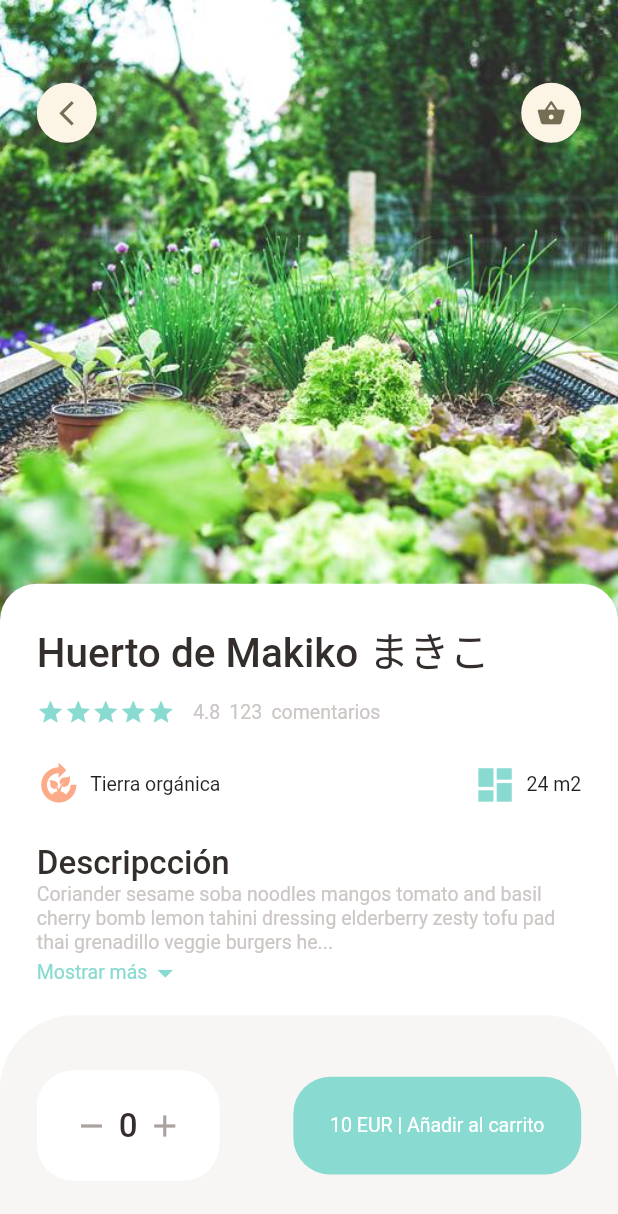
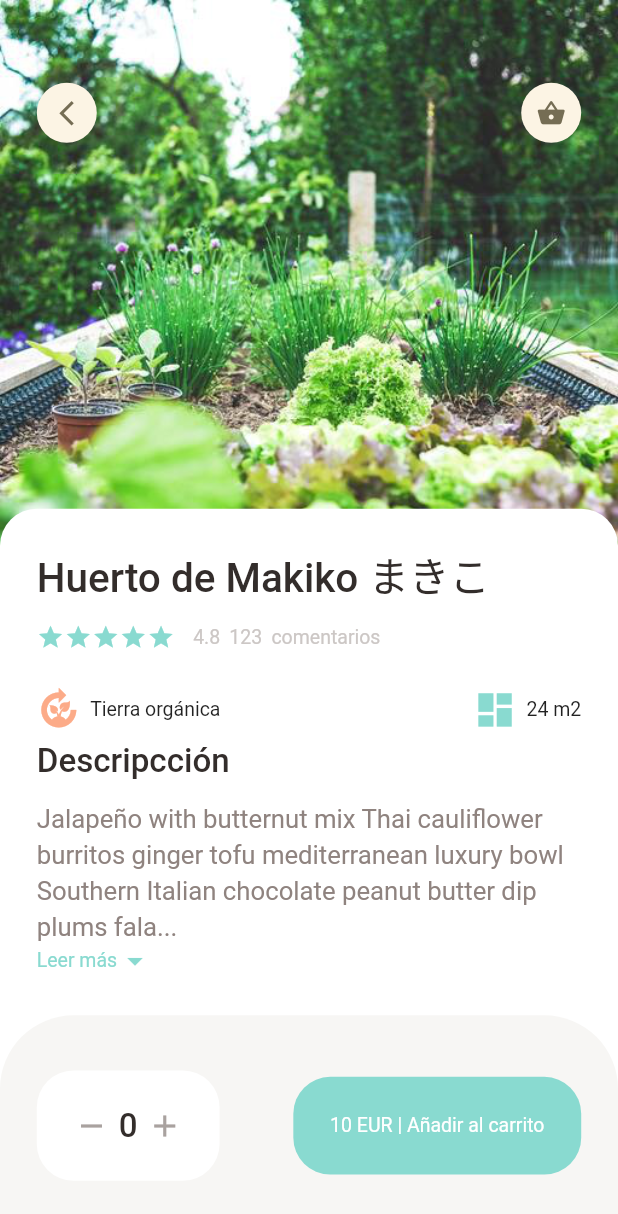
Before and after one commit to GitRockie/farmee, a Flutter app: the screen it shows after launch, on a phone screen of 412 x 824 dp. Shown: the top 1214 px of the screen. Run offline on Flutter 3.47's test engine with Material 2 defaults, Android fonts, the phone set to English and light mode, and no system bars; our stand-ins replace dots_indicator, get.

Commit message:
Togglle Expanded Text
SetState for re drawing
Changing the icon show less
Setting properties to Small Text
New font dimensions

```diff
--- a/lib/pages/farm/popular_farm_detail.dart
+++ b/lib/pages/farm/popular_farm_detail.dart
@@ -30,6 +30,7 @@ class PopularFarmDetail extends StatelessWidget {
                         image: AssetImage('assets/images/huerto3.png'))),
               )),
           //icons widget
+
           Positioned(
             top: Dimensions.height45,
             left: Dimensions.width20,
@@ -41,12 +42,13 @@ class PopularFarmDetail extends StatelessWidget {
                   AppIcon(icon: Icons.shopping_basket),
                 ]),
           ),
+
           //inroduction of farm
           Positioned(
               left: 0,
               right: 0,
               bottom: 0,
-              top: Dimensions.popularFarmImgSize - 40,
+              top: Dimensions.popularFarmImgSize - 90,
               child: Container(
                   padding: EdgeInsets.only(
                       left: Dimensions.width20,
@@ -64,13 +66,20 @@ class PopularFarmDetail extends StatelessWidget {
                         text: 'Huerto de Makiko まきこ',
                       ),
                       SizedBox(
-                        height: Dimensions.height20,
+                        height: Dimensions.height5,
                       ),
                       const BigText(text: 'Descripcción'),
                       //Expandable Text Widget
-                      const ExpandableText(
-                        text:
-                            'Coriander sesame soba noodles mangos tomato and basil cherry bomb lemon tahini dressing elderberry zesty tofu pad thai grenadillo veggie burgers heat. Almond milk alfalfa sprouts cayenne cool cucumbers shaved almonds lemon lime minty thyme blood orange smash  mushrooms miso turmeric glazed aubergine bite sized pesto creamy cauliflower alfredo.',
+                      SizedBox(
+                        height: Dimensions.height10,
+                      ),
+                      const Expanded(
+                        child: SingleChildScrollView(
+                          child: ExpandableText(
+                            text:
+                                'Jalapeño with butternut mix Thai cauliflower burritos ginger tofu mediterranean luxury bowl Southern Italian chocolate peanut butter dip plums falafel bites lentils appetizer paprika black bean wraps delightful blueberry scones couscous tabasco pepper açai mediterranean vegetables bruschetta tofu maple orange tempeh. Cinnamon toast Mexican fiesta cozy butternut dill ginger carrot spiced juice blueberry pops earl grey latte red amazon pepper apricot salty eating together lemonade zest rich coconut cream spicy.',
+                          ),
+                        ),
                       )
                     ],
                   ))),
--- a/lib/utils/dimensions.dart
+++ b/lib/utils/dimensions.dart
@@ -25,6 +25,8 @@ class Dimensions {
   static double width45 = screenHeight / 14.93;
 
   //font size
+  static double font13 = screenHeight / 51.69;
+  static double font14 = screenHeight / 48;
   static double font18 = screenHeight / 37.3;
   static double font20 = screenHeight / 33.6;
   static double font22 = screenHeight / 30.54;
--- a/lib/widgets/expandable_text.dart
+++ b/lib/widgets/expandable_text.dart
@@ -37,22 +37,34 @@ class _ExpandableTextState extends State<ExpandableText> {
   Widget build(BuildContext context) {
     return Container(
       child: secondHalfText.isEmpty
-          ? SmallText(text: firstHalfText)
+          ? SmallText(
+              height: 1.4,
+              text: firstHalfText,
+              size: Dimensions.font14,
+              color: AppColors.paraColor,
+            )
           : Column(
               children: [
                 SmallText(
+                    height: 1.4,
+                    color: AppColors.paraColor,
+                    size: Dimensions.font14,
                     text: hiddenText
-                        ? (firstHalfText + '...')
+                        ? ('$firstHalfText...')
                         : (firstHalfText + secondHalfText)),
                 InkWell(
-                  onTap: () {},
-                  child: Row(children: const [
+                  onTap: () {
+                    setState(() {
+                      hiddenText = !hiddenText;
+                    });
+                  },
+                  child: Row(children: [
                     SmallText(
-                      text: 'Mostrar más',
+                      text: hiddenText ? 'Leer más' : 'Mostrar menos',
                       color: AppColors.mainColor,
                     ),
                     Icon(
-                      Icons.arrow_drop_down,
+                      hiddenText ? Icons.arrow_drop_down : Icons.arrow_drop_up,
                       color: AppColors.mainColor,
                     ),
                   ]),
```
